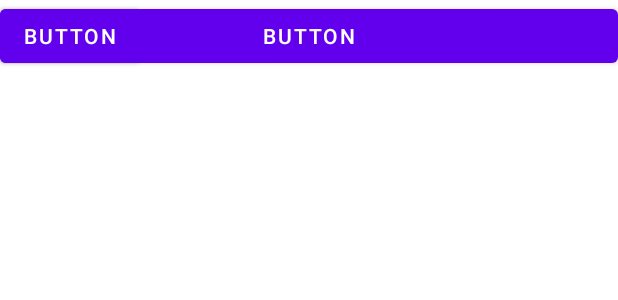
After one commit to cagrionder/Hospital-Management-System, an Android app: the layout fragment_meeting_cal.xml on its own in the app's theme, with its tools: preview values and no code run, on a phone screen of 412 x 824 dp. The commit adds this screen. Shown: the top 300 px of the screen. Run offline under Robolectric (Android 15) with nearby library versions, the phone set to English and light mode, and no system bars.

Commit message:
ver1.7 added firebaserealtime added splash fixed manifest added which department should I go developing sensor pulse measure developing fragments

```diff
--- a/app/src/main/AndroidManifest.xml
+++ b/app/src/main/AndroidManifest.xml
@@ -6,7 +6,7 @@
     <uses-permission android:name="android.permission.BLUETOOTH_CONNECT" />
     <uses-permission android:name="android.permission.INTERNET" />
 
-    <uses-permission android:name="android.permission.LOCAL_MAC_ADDRESS" />
+
 
     <application
         android:allowBackup="true"
@@ -19,8 +19,8 @@
         android:theme="@style/Theme.Firebasekayit"
         tools:targetApi="31">
         <activity
-            android:name=".MainActivity"
-            android:exported="false" />
+            android:name=".PulseMeasure"
+            android:exported="false"/>
         <activity
             android:name=".WhichDepartment"
             android:exported="false" />
--- a/app/src/main/java/com/example/firebasekayit/Main.java
+++ b/app/src/main/java/com/example/firebasekayit/Main.java
@@ -4,6 +4,8 @@
 import androidx.appcompat.app.AppCompatActivity;
 import androidx.recyclerview.widget.LinearLayoutManager;
 import androidx.recyclerview.widget.RecyclerView;
+
+import android.content.Intent;
 import android.os.Bundle;
 
 import com.firebase.ui.database.FirebaseRecyclerOptions;
@@ -31,7 +33,6 @@
                         .build();
         adapter = new RecycleAdapter(options);
         recyclerView.setAdapter(adapter);
-
     }
 
     @Override
--- a/app/src/main/java/com/sensorapps/PulseMeasure.java
+++ b/app/src/main/java/com/example/firebasekayit/PulseMeasure.java
@@ -1,4 +1,4 @@
-package com.sensorapps;
+package com.example.firebasekayit;
 
 import androidx.appcompat.app.AppCompatActivity;
 import androidx.core.app.ActivityCompat;
--- a/app/src/main/res/layout/activity_pulsemeasure.xml
+++ b/app/src/main/res/layout/activity_pulsemeasure.xml
@@ -4,7 +4,7 @@
     xmlns:tools="http://schemas.android.com/tools"
     android:layout_width="match_parent"
     android:layout_height="match_parent"
-    tools:context="com.sensorapps.PulseMeasure">
+    tools:context=".PulseMeasure">
     <Button
         android:id="@+id/tryButton"
         android:layout_width="wrap_content"
--- /dev/null
+++ b/app/src/main/res/layout/fragment_meeting_cal.xml
@@ -0,0 +1,25 @@
+<FrameLayout xmlns:android="http://schemas.android.com/apk/res/android"
+    xmlns:tools="http://schemas.android.com/tools"
+    android:layout_width="match_parent"
+    android:layout_height="match_parent"
+    android:orientation="vertical"
+    android:gravity="center"
+    tools:context=".MeetingCal">
+
+
+    <!-- TODO: Update blank fragment layout -->
+
+
+    <Button
+        android:id="@+id/button2"
+        android:layout_width="match_parent"
+        android:layout_height="wrap_content"
+        android:text="Button" />
+
+    <Button
+        android:id="@+id/button6"
+        android:layout_width="wrap_content"
+        android:layout_height="wrap_content"
+        android:text="Button" />
+
+</FrameLayout>
--- a/app/src/main/res/values/strings.xml
+++ b/app/src/main/res/values/strings.xml
@@ -3,4 +3,6 @@
     <string name="hospital_management">Hospital Management System</string>
     <string name="hintIllness">Rahatsızlıklarınızı girin</string>
     <string name="g_nder">Gönder</string>
+    <!-- TODO: Remove or change this placeholder text -->
+    <string name="hello_blank_fragment">Hello blank fragment</string>
 </resources>
```
Also changed, not shown: app/src/main/java/com/example/firebasekayit/MeetingCal.java (added, +64 -0 lines).
